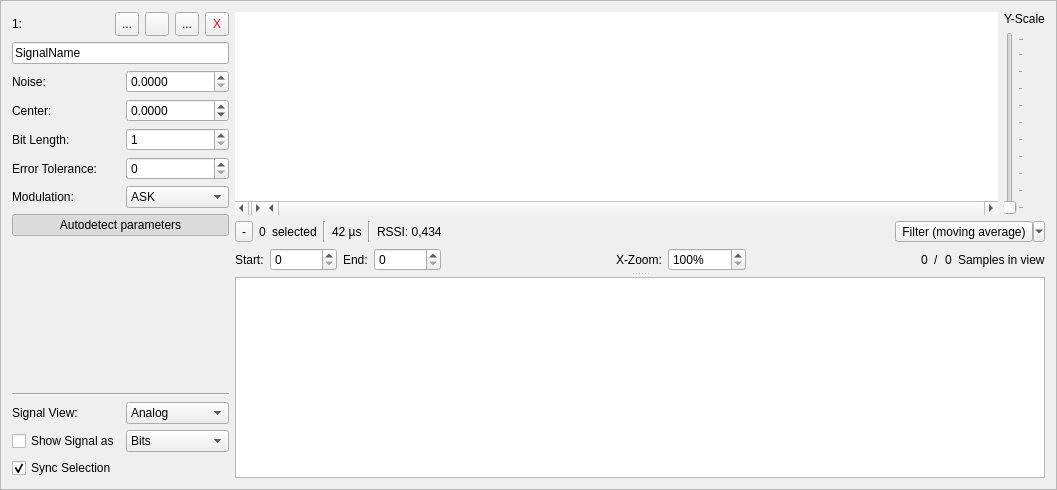
jopohl/urh, file ui/signal_frame.ui: the form before one commit.
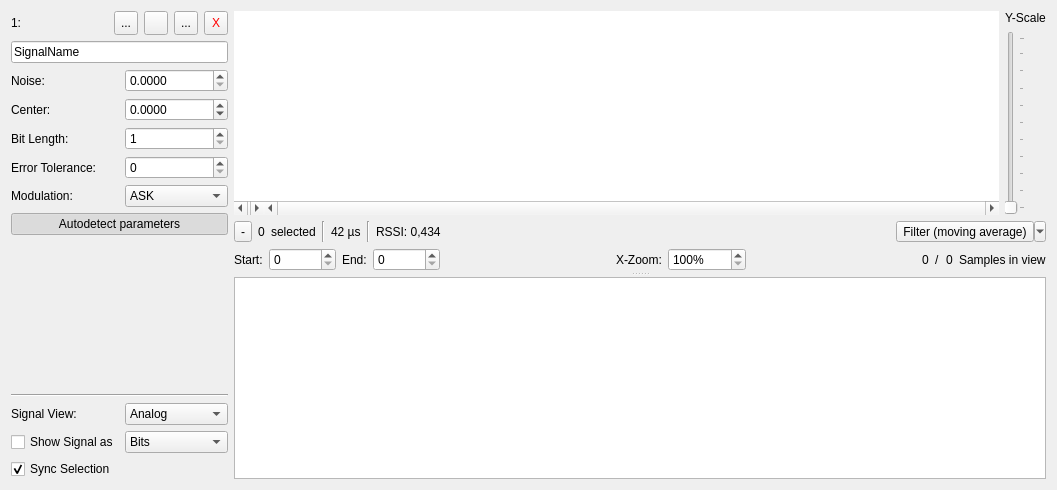
The form after the commit. Icons and pictures are not drawn. Custom widgets are drawn as their Qt base class.

Diff of the .ui file:
```diff
--- a/ui/signal_frame.ui
+++ b/ui/signal_frame.ui
@@ -56,11 +56,14 @@
    <string notr="true"/>
   </property>
   <property name="frameShape">
-   <enum>QFrame::StyledPanel</enum>
+   <enum>QFrame::NoFrame</enum>
   </property>
   <property name="frameShadow">
    <enum>QFrame::Raised</enum>
   </property>
+  <property name="lineWidth">
+   <number>1</number>
+  </property>
   <layout class="QHBoxLayout" name="horizontalLayout">
    <item>
     <layout class="QGridLayout" name="gridLayout_2">
```
